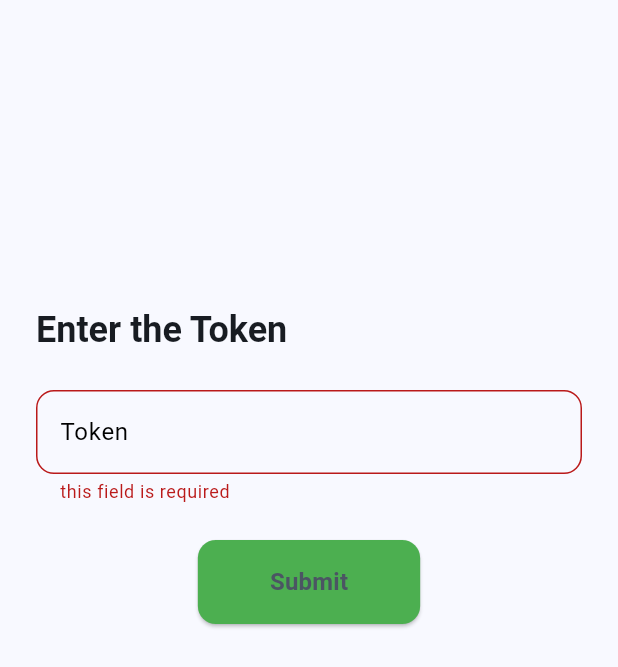
After one commit to Polymath000/PageBridge, a Flutter app: the screen it shows after launch, after a tap on "Submit", on a phone screen of 412 x 824 dp. The commit adds this screen. Shown: the top 667 px of the screen. Run offline on Flutter 3.47's test engine with Material 3 defaults, Android fonts, the phone set to English and light mode, and no system bars; our stand-ins replace bloc, dartz, dio, flutter_bloc, flutter_secure_storage, font_awesome_flutter and 5 more; missing offline and left inert: data_connection_checker_tv; accounts and stored records are empty; Roboto replaces fonts that are missing (Cairo).

Commit message:
refactor(UI) : refactor scaffoldMessanger feat(LogicLink) : use blockbuilder to handle the link between the AddTokenCubit with the TokenView

```diff
--- a/lib/config/routes/on_generate_routes.dart
+++ b/lib/config/routes/on_generate_routes.dart
@@ -1,4 +1,5 @@
 import 'package:flutter/material.dart';
+import 'package:quicknotion/feature/database_view/presentation/views/home_view.dart';
 import 'package:quicknotion/feature/database_view/presentation/views/token_view.dart';
 
 sealed class AppRoutes {
@@ -42,6 +43,8 @@ sealed class AppRoutes {
   // _pushNamedAndRemoveAll(context, OnboardingView.routeName);
   static Future<Object?> tokenView(final BuildContext context) =>
       _pushNamedAndRemoveAll(context, TokenView.routeName);
+  static Future<Object?> homeView(final BuildContext context) =>
+      _pushNamedAndRemoveAll(context, HomeView.routeName);
 }
 
 class CreateNewPasswordViewArgs {
@@ -52,6 +55,7 @@ class CreateNewPasswordViewArgs {
 
 Map<String, Widget Function(BuildContext, Object?)> _routes = {
   TokenView.routeName: (_, _) => const TokenView(),
+  HomeView.routeName: (_, _) => const HomeView(),
 
   // OnboardingView.routeName: (_, _) => const OnboardingView(),
   // CreateNewPasswordView.routeName: (_, final args) {
--- a/lib/core/database/cache/secure_storage.dart
+++ b/lib/core/database/cache/secure_storage.dart
@@ -1,26 +1,36 @@
+import 'package:flutter/material.dart';
 import 'package:flutter_secure_storage/flutter_secure_storage.dart';
 
+@immutable
 class SecureStorage {
-  SecureStorage();
-  late FlutterSecureStorage storage;
-  init() async {
-    storage = FlutterSecureStorage();
-  }
+  const SecureStorage._();
+  static late final FlutterSecureStorage storage;
 
-  Future<void> writeData({required String key, required String value}) async {
+  static Future<FlutterSecureStorage> init() async =>
+      storage = const FlutterSecureStorage();
+
+  static Future<void> writeData({
+    required String key,
+    required String value,
+  }) async {
     await storage.write(key: key, value: value);
   }
 
-  Future<String?> readData({required String key}) async {
+  static Future<String?> readData({required String key}) async {
     final token = await storage.read(key: key);
     return token;
   }
 
-  Future<void> deleteData({required String key}) async {
+  static Future<void> deleteData({required String key}) async {
     await storage.delete(key: key);
   }
 
-  Future<void> deleteAllData() async {
+  static Future<void> deleteAllData() async {
     await storage.deleteAll();
   }
+
+  static Future<bool> checkData({required String key}) async {
+    final token = await storage.read(key: key);
+    return token != null;
+  }
 }
--- a/lib/core/utls/setup_service_locator_getit.dart
+++ b/lib/core/utls/setup_service_locator_getit.dart
@@ -5,7 +5,6 @@ import 'package:quicknotion/core/database/api/dio_consumer.dart';
 import 'package:quicknotion/core/network/network_info.dart';
 import 'package:quicknotion/feature/database_view/data/data_source/database_remote_data_source.dart';
 import 'package:quicknotion/feature/database_view/data/repos/database_repo_impl.dart';
-import 'package:quicknotion/feature/database_view/domain/repo/database_repo.dart';
 
 final getit = GetIt.instance;
 
@@ -16,7 +15,7 @@ setUpServiceLocator() {
   getit.registerLazySingleton<DatabaseRemoteDataSource>(
     () => DatabaseRemoteDataSourceImpl(DioConsumer(dio: Dio())),
   );
-  getit.registerLazySingleton<DatabaseRepo>(
+  getit.registerLazySingleton<DatabaseRepoImpl>(
     () => DatabaseRepoImpl(
       remoteDataSource: getit.get<DatabaseRemoteDataSource>(),
       networkInfo: getit.get<NetworkInfo>(),
--- a/lib/feature/database_view/data/data_source/database_remote_data_source.dart
+++ b/lib/feature/database_view/data/data_source/database_remote_data_source.dart
@@ -26,8 +26,7 @@ class DatabaseRemoteDataSourceImpl implements DatabaseRemoteDataSource {
     List<DatabaseEntity> databases = [];
     if (data.data != null && data.data['results'] != null) {
       databases = await getDatabaseList(data);
-      SecureStorage storage = SecureStorage();
-      storage.writeData(key: tokenKey, value: token);
+      SecureStorage.writeData(key: tokenKey, value: token);
     }
     return databases;
   }
--- a/lib/feature/database_view/presentation/controllers/add_token_cubit/add_token_cubit.dart
+++ b/lib/feature/database_view/presentation/controllers/add_token_cubit/add_token_cubit.dart
@@ -8,7 +8,7 @@ part 'add_token_state.dart';
 class AddTokenCubit extends Cubit<AddTokenState> {
   AddTokenCubit({required this.databaseRepo}) : super(AddTokenInitial());
   final DatabaseRepoImpl databaseRepo;
-  Future<void> addToken(String token) async {
+  Future<void> addToken({required String token}) async {
     emit(AddTokenLoading());
     final result = await databaseRepo.checkTokenAndReturnTheDatabases(token);
     result.fold(
--- a/lib/feature/database_view/presentation/views/token_view.dart
+++ b/lib/feature/database_view/presentation/views/token_view.dart
@@ -1,9 +1,9 @@
 import 'package:flutter/material.dart';
 import 'package:flutter_bloc/flutter_bloc.dart';
-import 'package:quicknotion/core/helpers/setup_service_locator.dart';
 import 'package:quicknotion/feature/database_view/data/repos/database_repo_impl.dart';
 import 'package:quicknotion/feature/database_view/presentation/controllers/add_token_cubit/add_token_cubit.dart';
 import 'package:quicknotion/feature/database_view/presentation/widgets/token_view_body.dart';
+import '../../../../core/utls/setup_service_locator_getit.dart';
 
 class TokenView extends StatelessWidget {
   const TokenView({super.key});
@@ -13,7 +13,7 @@ class TokenView extends StatelessWidget {
     return Scaffold(
       body: BlocProvider(
         create: (context) =>
-            AddTokenCubit(databaseRepo: getIt.get<DatabaseRepoImpl>()),
+            AddTokenCubit(databaseRepo: getit.get<DatabaseRepoImpl>()),
         child: TokenViewBody(),
       ),
     );
--- a/lib/feature/database_view/presentation/widgets/submit_button.dart
+++ b/lib/feature/database_view/presentation/widgets/submit_button.dart
@@ -1,14 +1,18 @@
 import 'package:flutter/material.dart';
+import 'package:flutter_bloc/flutter_bloc.dart';
 import 'package:quicknotion/config/themes/app_colors.dart';
 import 'package:quicknotion/config/themes/app_text_style.dart';
 import 'package:quicknotion/core/constants/borders.dart';
+import 'package:quicknotion/feature/database_view/presentation/controllers/add_token_cubit/add_token_cubit.dart';
 
 class SubmitButton extends StatefulWidget {
   SubmitButton({
     super.key,
     required this.formKey,
     required this.autovalidateMode,
+    required this.token,
   });
+  String token;
   GlobalKey<FormState> formKey;
   AutovalidateMode autovalidateMode;
   @override
@@ -25,6 +29,7 @@ class _SubmitButtonState extends State<SubmitButton> {
           if (widget.formKey.currentState!.validate()) {
             widget.formKey.currentState!.save();
             widget.autovalidateMode = AutovalidateMode.disabled;
+            BlocProvider.of<AddTokenCubit>(context).addToken(token: widget.token);
           } else {
             setState(() {
               widget.autovalidateMode = AutovalidateMode.always;
--- /dev/null
+++ b/lib/feature/database_view/presentation/widgets/token_form_body.dart
@@ -0,0 +1,86 @@
+import 'package:flutter/material.dart';
+import 'package:flutter_bloc/flutter_bloc.dart';
+import 'package:loading_indicator/loading_indicator.dart';
+import 'package:quicknotion/config/routes/on_generate_routes.dart';
+import 'package:quicknotion/config/themes/app_text_style.dart';
+import 'package:quicknotion/core/helpers/custom_show_snack_bar.dart';
+import 'package:quicknotion/feature/database_view/presentation/controllers/add_token_cubit/add_token_cubit.dart';
+import 'package:quicknotion/feature/database_view/presentation/widgets/submit_button.dart';
+import 'package:quicknotion/feature/database_view/presentation/widgets/token_text_field.dart';
+
+class TokenFormBody extends StatefulWidget {
+  TokenFormBody({super.key, required this.context});
+  final BuildContext context;
+
+  @override
+  State<TokenFormBody> createState() => _TokenFormBodyState();
+}
+
+class _TokenFormBodyState extends State<TokenFormBody> {
+  final GlobalKey<FormState> formKey = GlobalKey<FormState>();
+
+  AutovalidateMode autovalidateMode = AutovalidateMode.disabled;
+
+  String token = "";
+
+  @override
+  Widget build(BuildContext context) {
+    final ColorScheme colorScheme = Theme.of(context).colorScheme;
+    return BlocConsumer<AddTokenCubit, AddTokenState>(
+      listener: (context, state) {
+        if (state is AddTokenSuccess) {
+          WidgetsBinding.instance.addPostFrameCallback((_) {
+            AppRoutes.homeView(context);
+          });
+        }
+      },
+      builder: (context, state) {
+        if (state is AddTokenLoading) {
+          return LoadingIndicator(
+            indicatorType: Indicator.circleStrokeSpin,
+            colors: const [Colors.white],
+            strokeWidth: 2,
+            backgroundColor: Colors.black,
+            pathBackgroundColor: Colors.black,
+          );
+        } else if (state is AddTokenFailure) {
+          WidgetsBinding.instance.addPostFrameCallback((_) {
+            customShowSnackBar(message: state.message, context: context);
+          });
+        }
+        return Form(
+          key: formKey,
+          autovalidateMode: autovalidateMode,
+          child: Column(
+            crossAxisAlignment: CrossAxisAlignment.start,
+            children: [
+              const Spacer(flex: 1),
+              Text(
+                'Enter the Token',
+                style: AppTextStyles.headlineSmall?.copyWith(
+                  fontWeight: FontWeight.bold,
+                  color: colorScheme.onBackground,
+                ),
+              ),
+              const SizedBox(height: 24),
+              TokenTextField(
+                onChanged: (value) {
+                  setState(() {
+                    token = value;
+                  });
+                },
+              ),
+              const SizedBox(height: 24),
+              SubmitButton(
+                formKey: formKey,
+                autovalidateMode: autovalidateMode,
+                token: token,
+              ),
+              const Spacer(flex: 2),
+            ],
+          ),
+        );
+      },
+    );
+  }
+}
--- a/lib/feature/database_view/presentation/widgets/token_text_field.dart
+++ b/lib/feature/database_view/presentation/widgets/token_text_field.dart
@@ -2,8 +2,8 @@ import 'package:flutter/material.dart';
 import 'package:quicknotion/config/themes/app_colors.dart';
 
 class TokenTextField extends StatelessWidget {
-  const TokenTextField({super.key});
-
+   TokenTextField({super.key, required this.onChanged});
+void Function(String)? onChanged;
   @override
   Widget build(BuildContext context) {
     return TextFormField(
@@ -13,6 +13,7 @@ class TokenTextField extends StatelessWidget {
         }
         return null;
       },
+      onChanged:onChanged,
       decoration: InputDecoration(
         border: const OutlineInputBorder(
           borderRadius: BorderRadius.all(Radius.circular(12)),
--- a/lib/main-app.dart
+++ b/lib/main-app.dart
@@ -2,23 +2,60 @@ import 'package:flutter/material.dart';
 import 'package:quicknotion/config/routes/on_generate_routes.dart';
 import 'package:quicknotion/config/themes/app_text_style.dart';
 import 'package:quicknotion/config/themes/theme_config.dart' show ThemeConfig;
+import 'package:quicknotion/core/constants/constants.dart';
+import 'package:quicknotion/core/database/cache/secure_storage.dart';
+import 'package:quicknotion/feature/database_view/presentation/views/home_view.dart';
 import 'package:quicknotion/feature/database_view/presentation/views/token_view.dart';
 
 import 'config/themes/app_colors.dart';
 
-class QuickNotionApp extends StatelessWidget {
+class QuickNotionApp extends StatefulWidget {
+  const QuickNotionApp({super.key});
+
+  @override
+  State<QuickNotionApp> createState() => _QuickNotionAppState();
+}
+
+class _QuickNotionAppState extends State<QuickNotionApp> {
+  late final Future<bool> _hasTokenFuture;
+
+  @override
+  void initState() {
+    super.initState();
+    _hasTokenFuture = SecureStorage.checkData(key: tokenKey);
+    print(SecureStorage.readData(key: tokenKey));
+  }
+
   @override
   Widget build(BuildContext context) {
+    return FutureBuilder<bool>(
+      future: _hasTokenFuture,
+      builder: (context, snapshot) {
+        // if (!snapshot.hasData) {
+        //   return const MaterialApp(
+        //     home: Scaffold(body: Center(child: CircularProgressIndicator())),
+        //   );
+        // }
+        String initialRoute = TokenView.routeName;
+        if (snapshot.hasError) {
+          initialRoute = TokenView.routeName;
+        } else {
+          final bool hasToken = snapshot.data ?? false;
+          initialRoute = hasToken ? HomeView.routeName : TokenView.routeName;
+        }
+
         return MaterialApp(
           onGenerateRoute: onGenerateRoute,
-      initialRoute: TokenView.routeName,
+          initialRoute: initialRoute,
           theme: const ThemeConfig().light,
           darkTheme: const ThemeConfig().dark,
           debugShowCheckedModeBanner: false,
           builder: (final context, final child) {
             AppColors.init(context);
             AppTextStyles.init(context);
-        return child!;
+            return child ?? const SizedBox();
+          },
+        );
       },
     );
   }
--- a/lib/main.dart
+++ b/lib/main.dart
@@ -1,12 +1,10 @@
 import 'package:flutter/material.dart';
-import 'package:quicknotion/core/helpers/setup_service_locator.dart';
+import 'package:quicknotion/core/database/cache/secure_storage.dart';
 import 'package:quicknotion/core/utls/setup_service_locator_getit.dart';
 import 'package:quicknotion/main-app.dart';
-import 'package:quicknotion/core/database/cache/secure_storage.dart';
 
 void main() {
-  SecureStorage().init();
-  getIt.registerLazySingleton<SecureStorage>(() => SecureStorage());
+  SecureStorage.init();
   setUpServiceLocator();
   runApp(QuickNotionApp());
 }
--- a/pubspec.yaml
+++ b/pubspec.yaml
@@ -21,6 +21,7 @@ dependencies:
   hive: ^2.2.3
   http: ^1.6.0
   intl: ^0.18.1
+  loading_indicator: ^3.1.1
   logger: ^2.6.2
   shared_preferences: ^2.5.3
   url_launcher: ^6.3.2
```
Also changed, not shown: lib/core/helpers/custom_show_snack_bar.dart (+27 -4 lines), lib/core/helpers/setup_service_locator.dart (deleted, +0 -30 lines), lib/feature/database_view/presentation/widgets/token_view_body.dart (+3 -33 lines), pubspec.lock. Lines whose indentation alone changed are shown as unchanged.
